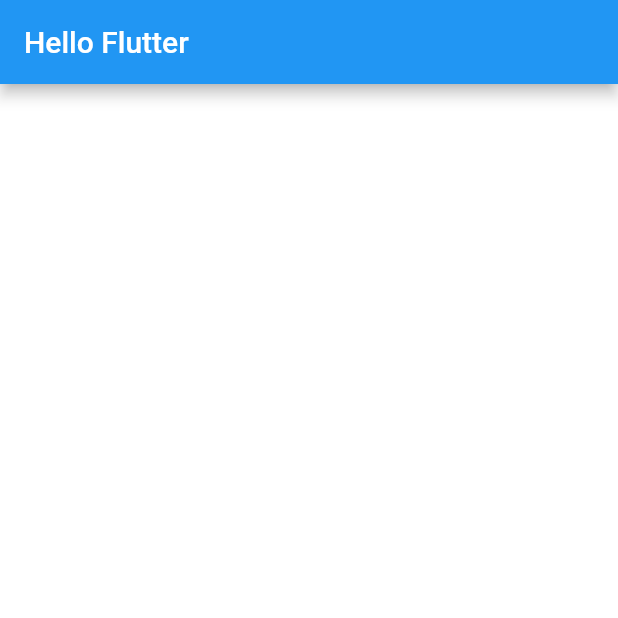
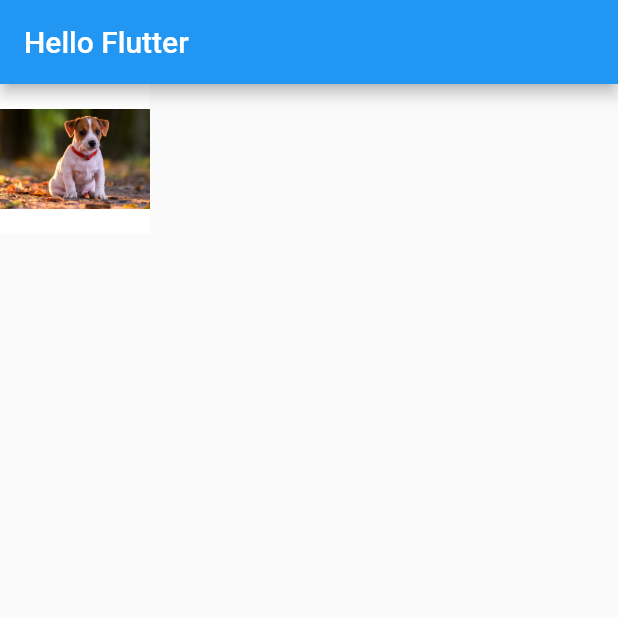
Before and after one commit to souzaleandror/flutter_hello, a Flutter app: the screen it shows after launch, on a phone screen of 412 x 824 dp, the top half of it. Run offline on Flutter 3.47's test engine with Material 2 defaults, Android fonts, the phone set to English and light mode, and no system bars.

Commit message:
Updated 20%

```diff
--- /dev/null
+++ b/lib/home_page.dart
@@ -0,0 +1,46 @@
+import 'package:flutter/material.dart';
+
+class HomePage extends StatelessWidget {
+  @override
+  Widget build(BuildContext context) {
+    return Scaffold(
+      appBar: AppBar(
+        title: Text(
+          "Hello Flutter",
+        ),
+      ),
+      body: _body(),
+    );
+  }
+
+  _body() {
+    return Container(
+      color: Colors.white,
+      //child: Center(child: _text()),
+      child: _img(),
+    );
+  }
+
+  _img() {
+    return Image.asset(
+      "assets/images/dog1.png",
+      width: 100,
+      height: 100,
+      fit: BoxFit.contain,
+    );
+  }
+
+  _text() {
+    return Text(
+      "Hello World",
+      style: TextStyle(
+        fontSize: 30,
+        fontWeight: FontWeight.bold,
+        fontStyle: FontStyle.italic,
+        decoration: TextDecoration.underline,
+        decorationColor: Colors.red,
+        decorationStyle: TextDecorationStyle.dotted,
+      ),
+    );
+  }
+}
--- a/lib/main.dart
+++ b/lib/main.dart
@@ -1,4 +1,5 @@
 import 'package:flutter/material.dart';
+import 'package:flutter_hello/home_page.dart';
 
 void main() => runApp(MyApp());
 
@@ -10,14 +11,7 @@ class MyApp extends StatelessWidget {
       theme: ThemeData(
         primaryColor: Colors.blue,
       ),
-      home: Scaffold(
-        appBar: AppBar(
-          title: Text("Hello Flutter"),
-        ),
-        body: Container(
-          color: Colors.white,
-        ),
-      ),
+      home: HomePage(),
     );
   }
 }
--- a/pubspec.yaml
+++ b/pubspec.yaml
@@ -41,7 +41,8 @@ flutter:
   uses-material-design: true
 
   # To add assets to your application, add an assets section, like this:
-  # assets:
+  assets:
+    - assets/images/
   #  - images/a_dot_burr.jpeg
   #  - images/a_dot_ham.jpeg
 
```
Also changed, not shown: assets/images/dog1.png (added), assets/images/dog2.png (added), assets/images/dog3.png (added), assets/images/dog4.png (added), assets/images/dog5.png (added), lib/generated/i18n.dart (added), 7 other files.
